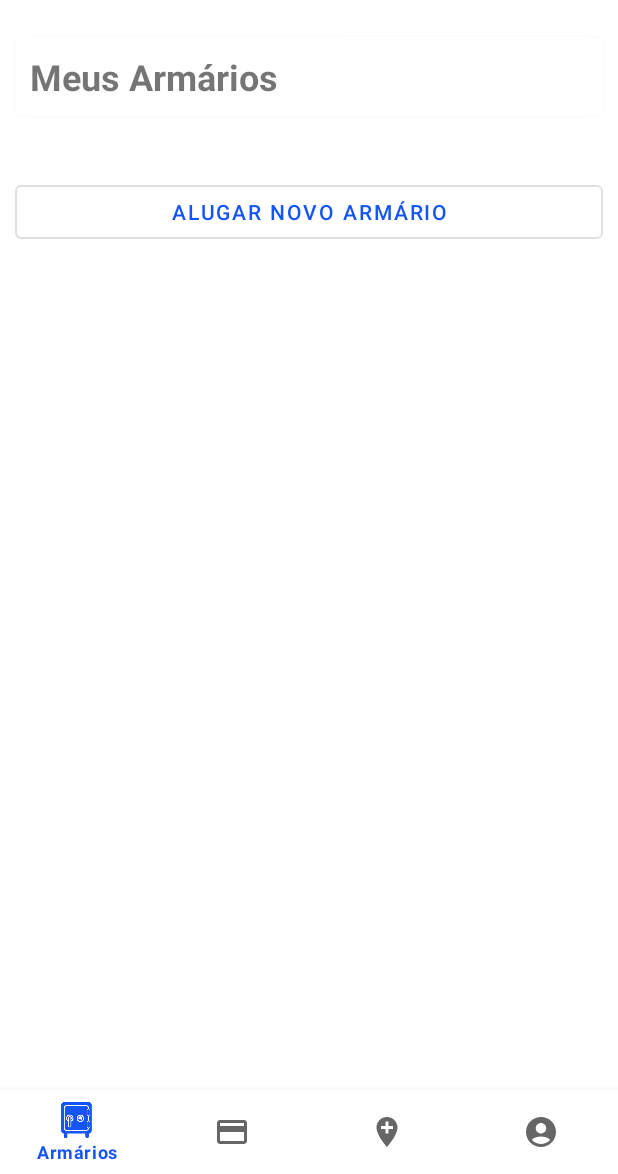
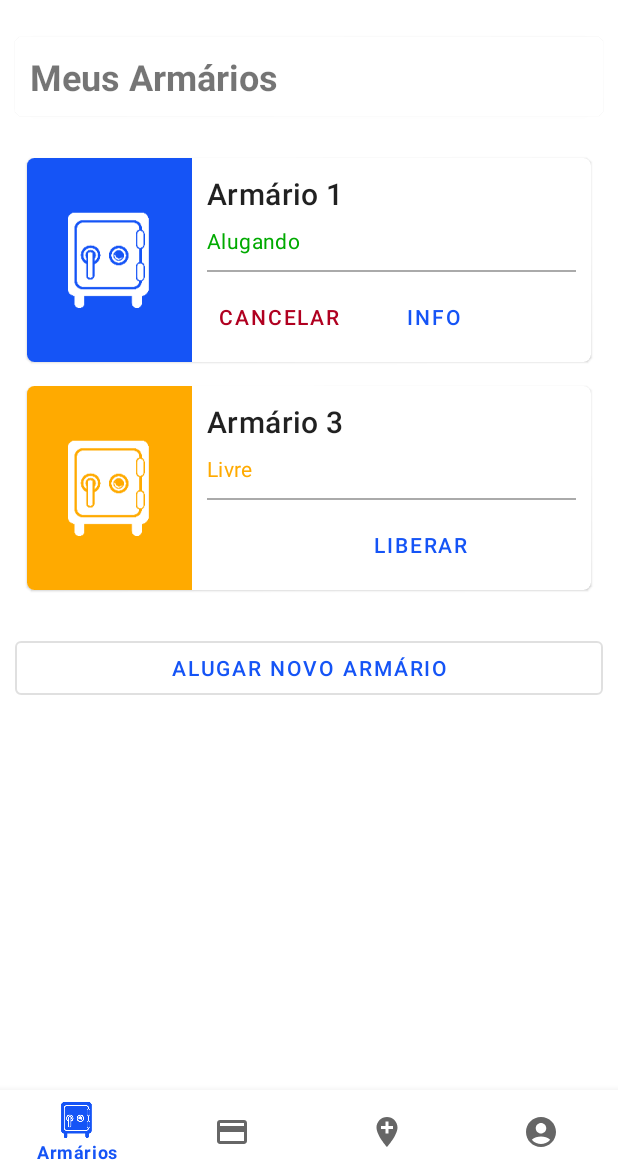
Before and after one commit to ghabrielferrari/PI3-ES-2024-TIME-19, an Android app: the screen it shows after launch once a user with an empty profile is signed in (MainActivity), on a phone screen of 412 x 824 dp, the part 62-1236 px from its top. Run offline under Robolectric (Android 15) with nearby library versions, the light colour scheme and no system bars; our stand-ins replace Firebase (no records; nobody signed in at launch, a user with empty details on screens opened directly).

Commit message:
Created Recycler view and dynamic rendering for the armario_cliente_list_item.xml

```diff
--- a/app/src/main/java/com/example/pi3_es_2024_time19/AdapterArmarioListItem.kt
+++ b/app/src/main/java/com/example/pi3_es_2024_time19/AdapterArmarioListItem.kt
@@ -1,48 +1,66 @@
 package com.example.pi3_es_2024_time19
 
+import android.content.res.ColorStateList
+import android.graphics.Color
+import android.view.LayoutInflater
 import android.view.View
 import android.view.ViewGroup
 import android.widget.Button
+import android.widget.LinearLayout
 import android.widget.TextView
 import androidx.recyclerview.widget.RecyclerView
 import com.example.pi3_es_2024_time19.models.Locker
 
 class AdapterArmarioListItem(
-    private val lockers: MutableList<Locker>,
+    private val lockers: MutableList<Locker>
 //    private val action1Listener:
 ) : RecyclerView.Adapter<AdapterArmarioListItem.ArmarioViewHolder>() {
-
-
-    inner class ArmarioViewHolder(itemView: View) : RecyclerView.ViewHolder(itemView){
-        val tvTitle: TextView = itemView.findViewById(R.id.name)
-        val tvStatus: TextView = itemView.findViewById(R.id.status)
-        val btnAction1: Button = itemView.findViewById(R.id.btnAction1)
-        val btnAction2: Button = itemView.findViewById(R.id.btnAction2)
-
-        init {
-            // quando clicar no botão, lançar outro listener para remover o item.
-            TODO()
-//            ivDeleteItem.setOnClickListener {
-//                listener.delete(items[adapterPosition])
-//            }
-//            checkBox.setOnClickListener {
-//                checkListener.onItemCheck(items[adapterPosition])
-//            }
-        }
-    }
 
     override fun onCreateViewHolder(
         parent: ViewGroup,
         viewType: Int
     ): AdapterArmarioListItem.ArmarioViewHolder {
-        TODO("Not yet implemented")
+        val itemView = LayoutInflater.from(parent.context).inflate(R.layout.armario_cliente_list_item, parent, false)
+        return ArmarioViewHolder(itemView)
     }
 
     override fun onBindViewHolder(holder: AdapterArmarioListItem.ArmarioViewHolder, position: Int) {
-        TODO("Not yet implemented")
+        val currentListItem = lockers[position]
+        holder.tvTitle.text = currentListItem.name
+        holder.tvStatus.text = currentListItem.status
+        if (currentListItem.isRented == true) {
+//            holder.layoutLogo.setBackgroundColor(Color.parseColor("#00AA00"))
+            holder.tvStatus.setTextColor(Color.parseColor("#00AA00"))
+            holder.btnAction.text = "Info"
+            holder.btnDanger.text = "Cancelar"
+        } else {
+            // Apenas gerente pode ver armários não alugados
+            holder.layoutLogo.setBackgroundColor(Color.parseColor("#FFAA00"))
+            holder.tvStatus.setTextColor(Color.parseColor("#FFAA00"))
+            holder.btnDanger.visibility = View.INVISIBLE
+            holder.btnAction.text = "Liberar"
+        }
     }
 
     override fun getItemCount(): Int {
-        TODO("Not yet implemented")
+        return lockers.size
+    }
+
+    inner class ArmarioViewHolder(itemView: View) : RecyclerView.ViewHolder(itemView){
+        val tvTitle: TextView = itemView.findViewById(R.id.name)
+        val tvStatus: TextView = itemView.findViewById(R.id.status)
+        val btnAction: Button = itemView.findViewById(R.id.btnAction)
+        val btnDanger: Button = itemView.findViewById(R.id.btnDanger)
+        val layoutLogo: LinearLayout = itemView.findViewById(R.id.layoutLocksLogo)
+
+        init {
+//            btnAction.setOnClickListener {
+//                TODO
+//            }
+
+//            btnDanger.setOnClickListener {
+//                TODO
+//            }
+        }
     }
 }
--- a/app/src/main/java/com/example/pi3_es_2024_time19/fragments/LockersFragment.kt
+++ b/app/src/main/java/com/example/pi3_es_2024_time19/fragments/LockersFragment.kt
@@ -6,17 +6,17 @@ import androidx.fragment.app.Fragment
 import android.view.LayoutInflater
 import android.view.View
 import android.view.ViewGroup
+import androidx.recyclerview.widget.LinearLayoutManager
+import androidx.recyclerview.widget.RecyclerView.LayoutManager
+import com.example.pi3_es_2024_time19.AdapterArmarioListItem
 import com.example.pi3_es_2024_time19.RentLockerActivity
 import com.example.pi3_es_2024_time19.databinding.FragmentLockersBinding
+import com.example.pi3_es_2024_time19.models.Locker
 
-/**
- * A simple [Fragment] subclass.
- * Use the [LockersFragment.newInstance] factory method to
- * create an instance of this fragment.
- */
 class LockersFragment : Fragment() {
 
     private lateinit var binding: FragmentLockersBinding
+    private lateinit var lockers: MutableList<Locker>
 
     override fun onCreate(savedInstanceState: Bundle?) {
         super.onCreate(savedInstanceState)
@@ -26,12 +26,16 @@ class LockersFragment : Fragment() {
         inflater: LayoutInflater, container: ViewGroup?,
         savedInstanceState: Bundle?
     ): View? {
-        // Inflate the layout for this fragment
+
         setBinding()
+        setupRecyclerView()
+
         binding.btnAddNovoArmario.setOnClickListener {
-            val intent = Intent(context, RentLockerActivity::class.java)
-            startActivity(intent)
+            openRentLockerActivity()
         }
+
+        setDummyListItems()
+        bindAdapter()
 
         return binding.root
     }
@@ -40,5 +44,31 @@ class LockersFragment : Fragment() {
         binding = FragmentLockersBinding.inflate(layoutInflater)
     }
 
+    private fun openRentLockerActivity() {
+        val intent = Intent(context, RentLockerActivity::class.java)
+        startActivity(intent)
+    }
 
+    private fun setupRecyclerView() {
+        binding.rvArmarios.layoutManager = LinearLayoutManager(context)
+        binding.rvArmarios.setHasFixedSize(true)
+    }
+
+    private fun setDummyListItems() {
+        lockers = mutableListOf()
+        val li1 = Locker("Armário 1", "Alugando", true)
+//        val li2 = Locker("Armário 2", "Alugando", true)
+        val li3 = Locker("Armário 3", "Livre", false)
+//        val li4 = Locker("Armário 4", "Alugando", true)
+
+        lockers.add(li1)
+//        lockers.add(li2)
+        lockers.add(li3)
+//        lockers.add(li4)
+    }
+
+    private fun bindAdapter() {
+        val adapter = AdapterArmarioListItem(lockers)
+        binding.rvArmarios.adapter = adapter
+    }
 }
--- a/app/src/main/res/layout/armario_cliente_list_item.xml
+++ b/app/src/main/res/layout/armario_cliente_list_item.xml
@@ -6,8 +6,7 @@
     android:layout_width="match_parent"
     android:layout_height="136dp"
     android:layout_margin="8dp"
-    app:cardCornerRadius="5dp"
-    android:outlineAmbientShadowColor="@color/black">
+    app:cardCornerRadius="5dp">
 
     <LinearLayout
         android:layout_width="match_parent"
@@ -16,18 +15,18 @@
 
         <!-- Media -->
         <LinearLayout
+            android:id="@+id/layoutLocksLogo"
             android:layout_width="wrap_content"
             android:layout_height="match_parent"
             android:background="@color/main_blue">
             <ImageView
-                android:layout_width="130dp"
+                android:layout_width="110dp"
                 android:layout_height="match_parent"
                 app:srcCompat="@drawable/ic_lockers_128"
                 android:scaleType="center"
                 android:scaleX="0.5"
                 android:scaleY="0.5"
-                android:background="@color/main_blue"
-                android:contentDescription="img description"
+                android:contentDescription="locks icons"
                 />
         </LinearLayout>
 
@@ -76,20 +75,20 @@
                     android:orientation="horizontal"
                     android:gravity="center_vertical">
                     <com.google.android.material.button.MaterialButton
-                        android:id="@+id/btnAction1"
+                        android:id="@+id/btnDanger"
                         style="?attr/borderlessButtonStyle"
                         android:layout_width="wrap_content"
                         android:layout_height="wrap_content"
                         android:layout_marginEnd="10dp"
-                        android:text="info" />
+                        android:text="danger"
+                        android:textColor="@color/danger" />
 
                     <com.google.android.material.button.MaterialButton
-                        android:id="@+id/btnAction2"
+                        android:id="@+id/btnAction"
                         style="?attr/borderlessButtonStyle"
                         android:layout_width="wrap_content"
                         android:layout_height="wrap_content"
-                        android:text="cancelar"
-                        android:textColor="@color/danger" />
+                        android:text="action" />
                 </LinearLayout>
 
             </LinearLayout>
--- a/app/src/main/res/values-v23/themes.xml
+++ b/app/src/main/res/values-v23/themes.xml
@@ -17,7 +17,7 @@
         <item name="colorSecondaryVariant">@color/main_blue_variant</item>
         <item name="colorOnSecondary">@color/black</item>
         <!-- Status bar color. -->
-        <item name="android:statusBarColor">?attr/colorPrimaryVariant</item>
+        <item name="android:statusBarColor">?attr/colorOnPrimary</item>
         <!-- Customize your theme here. -->
     </style>
 
```
Also changed, not shown: app/src/main/java/com/example/pi3_es_2024_time19/fragments/MapFragment.kt (deleted, +0 -24 lines), app/src/main/res/layout/fragment_map.xml (deleted, +0 -17 lines).
